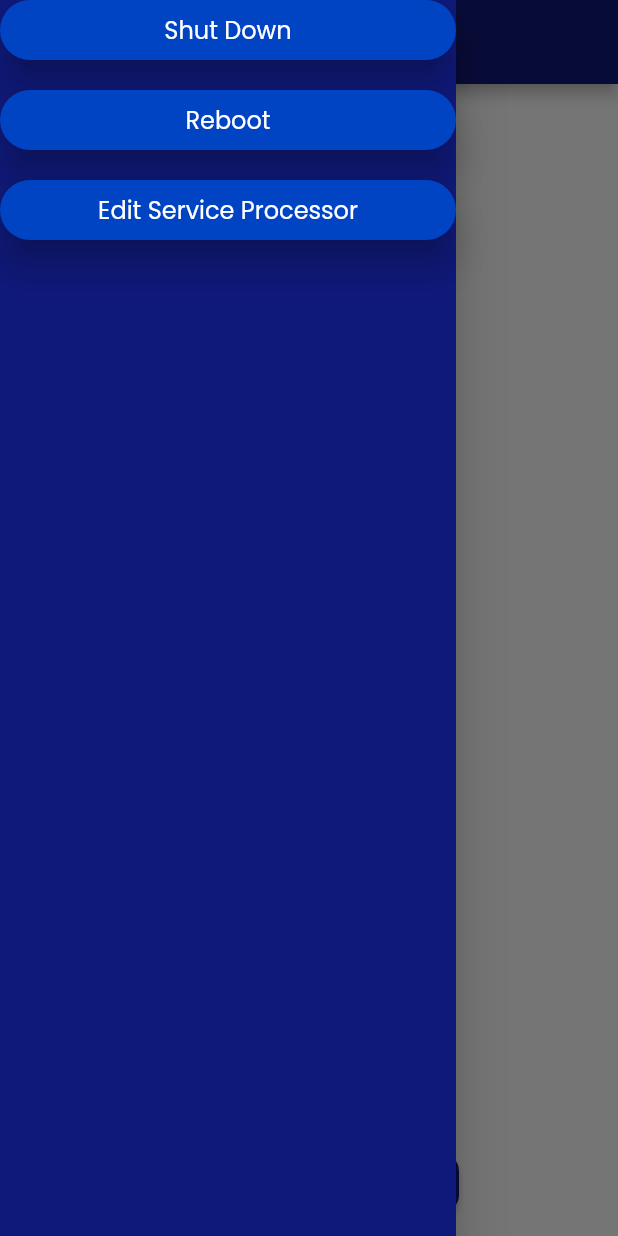
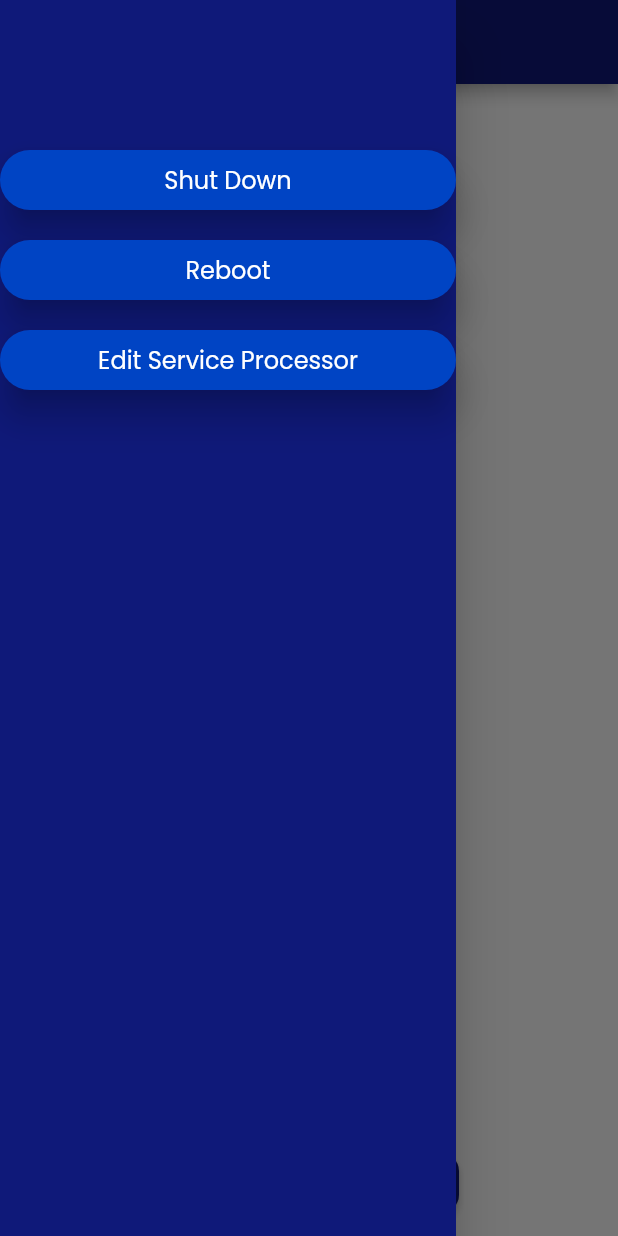
Before and after one commit to CMPSC-529-Allegheny-CS-Internship/Capstone-Project, a Flutter app: the Node1Widget screen opened directly, with the side drawer open, on a phone screen of 412 x 824 dp. Run offline on Flutter 3.47's test engine with Material 2 defaults, Android fonts, the phone set to English and light mode, and no system bars; drawn by our look-alikes of auto_size_text; our stand-ins replace font_awesome_flutter, geolocator, google_fonts, page_transition, timeago.

Commit message:
change the format of the side panel so that the first button is farther down the page

```diff
--- a/cluster_p_age/lib/node1/node1_widget.dart
+++ b/cluster_p_age/lib/node1/node1_widget.dart
@@ -46,7 +46,7 @@ class _Node1WidgetState extends State<Node1Widget> {
               crossAxisAlignment: CrossAxisAlignment.start,
               children: [
                 Padding(
-                  padding: EdgeInsetsDirectional.fromSTEB(0, 0, 0, 20),
+                  padding: EdgeInsetsDirectional.fromSTEB(0, 100, 0, 20),
                   child: FFButtonWidget(
                     onPressed: () {
                       print('Button pressed ...');
--- a/cluster_p_age/lib/node2/node2_widget.dart
+++ b/cluster_p_age/lib/node2/node2_widget.dart
@@ -46,7 +46,7 @@ class _Node2WidgetState extends State<Node2Widget> {
               crossAxisAlignment: CrossAxisAlignment.start,
               children: [
                 Padding(
-                  padding: EdgeInsetsDirectional.fromSTEB(0, 0, 0, 20),
+                  padding: EdgeInsetsDirectional.fromSTEB(0, 100, 0, 20),
                   child: FFButtonWidget(
                     onPressed: () {
                       print('Button pressed ...');
--- a/cluster_p_age/lib/node3/node3_widget.dart
+++ b/cluster_p_age/lib/node3/node3_widget.dart
@@ -46,7 +46,7 @@ class _Node3WidgetState extends State<Node3Widget> {
               crossAxisAlignment: CrossAxisAlignment.start,
               children: [
                 Padding(
-                  padding: EdgeInsetsDirectional.fromSTEB(0, 0, 0, 20),
+                  padding: EdgeInsetsDirectional.fromSTEB(0, 100, 0, 20),
                   child: FFButtonWidget(
                     onPressed: () {
                       print('Button pressed ...');
```
